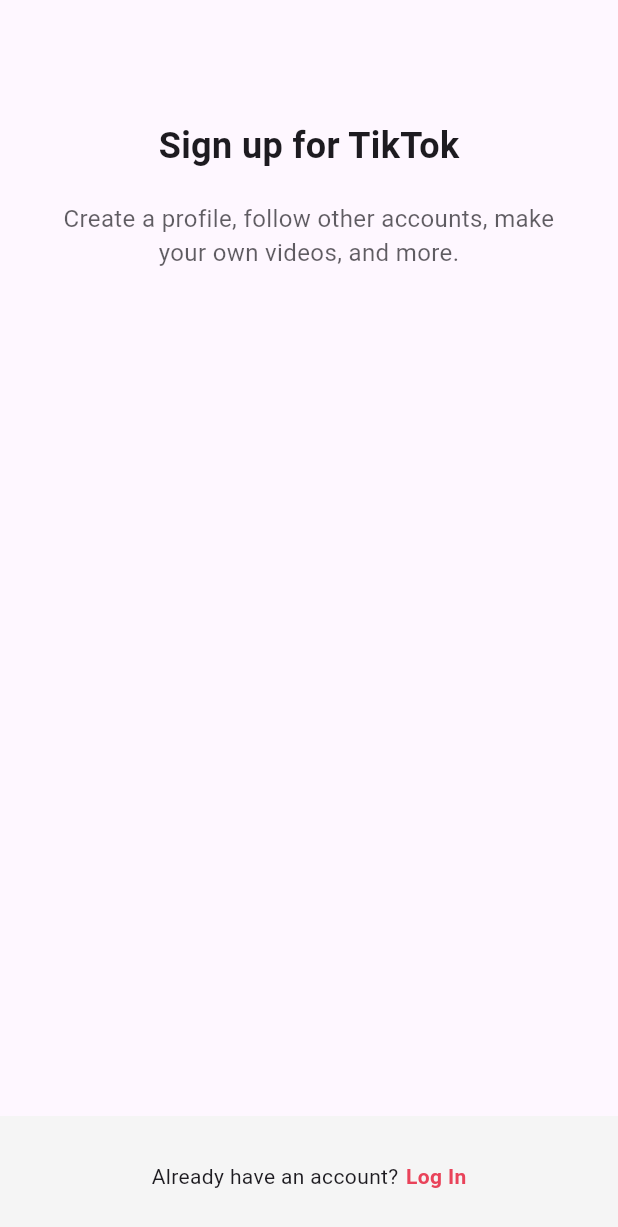
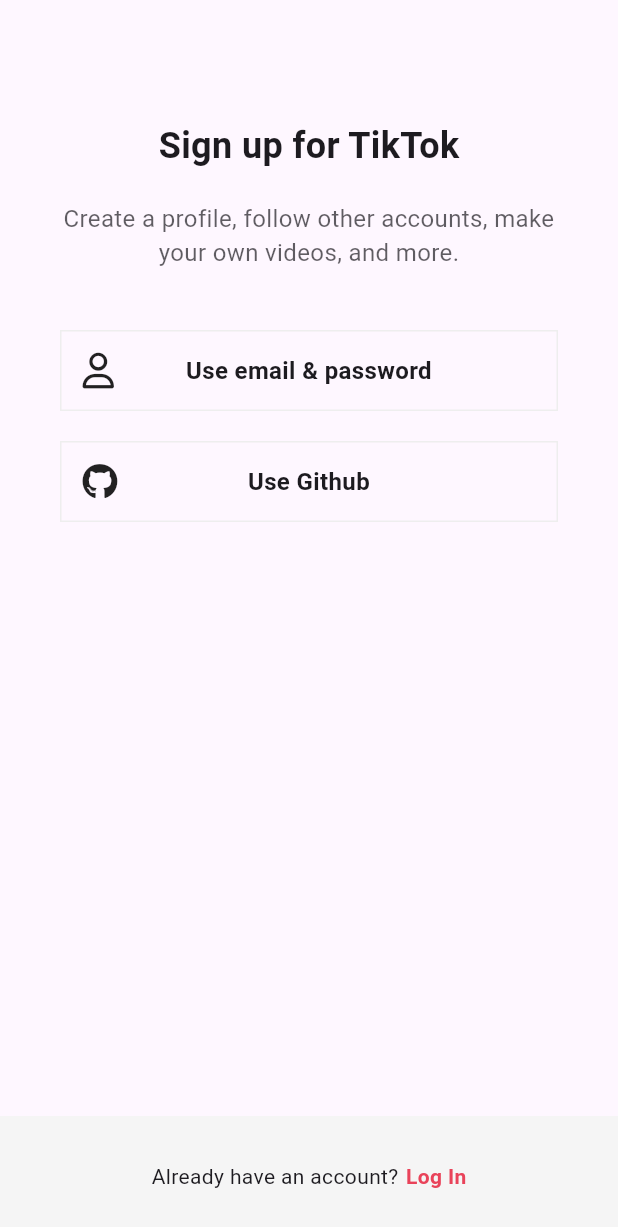
Before and after one commit to Hazka3/tiktok_clone, a Flutter app: the screen it shows after launch, on a phone screen of 412 x 824 dp. Shown: the top 1227 px of the screen. Run offline on Flutter 3.47's test engine with Material 3 defaults, Android fonts, the phone set to English and light mode, and no system bars; our stand-ins replace firebase_core, font_awesome_flutter; accounts and stored records are empty; generated files the repository leaves out were written again.

Commit message:
feat(auth/signup): Add AuthButton widget to sign-up screen

```diff
--- a/lib/features/authentication/signup_screen.dart
+++ b/lib/features/authentication/signup_screen.dart
@@ -1,9 +1,22 @@
 import 'package:flutter/material.dart';
+import 'package:font_awesome_flutter/font_awesome_flutter.dart';
 import 'package:tiktok_clone/constants/gaps.dart';
 import 'package:tiktok_clone/constants/sizes.dart';
+import 'package:tiktok_clone/features/authentication/login_screen.dart';
+import 'package:tiktok_clone/features/authentication/widgets/auth_button.dart';
 
 class SignUpScreen extends StatelessWidget {
   const SignUpScreen({super.key});
+
+  void onLoginTap(BuildContext context) {
+    Navigator.of(
+      context,
+    ).push(
+      MaterialPageRoute(
+        builder: (context) => LogInScreen(),
+      ),
+    );
+  }
 
   @override
   Widget build(BuildContext context) {
@@ -34,6 +47,18 @@ class SignUpScreen extends StatelessWidget {
                   ),
                 ),
               ),
+              Gaps.v40,
+              AuthButton(
+                text: "Use email & password",
+                icon: FaIcon(FontAwesomeIcons.user),
+                tapButton: () {},
+              ),
+              Gaps.v20,
+              AuthButton(
+                text: "Use Github",
+                icon: FaIcon(FontAwesomeIcons.github),
+                tapButton: () {},
+              ),
             ],
           ),
         ),
@@ -45,11 +70,14 @@ class SignUpScreen extends StatelessWidget {
           children: [
             Text("Already have an account?"),
             Gaps.h5,
-            Text(
-              "Log In",
-              style: TextStyle(
-                fontWeight: FontWeight.w700,
-                color: Theme.of(context).primaryColor,
+            GestureDetector(
+              onTap: () => onLoginTap(context),
+              child: Text(
+                "Log In",
+                style: TextStyle(
+                  fontWeight: FontWeight.w700,
+                  color: Theme.of(context).primaryColor,
+                ),
               ),
             ),
           ],
```
